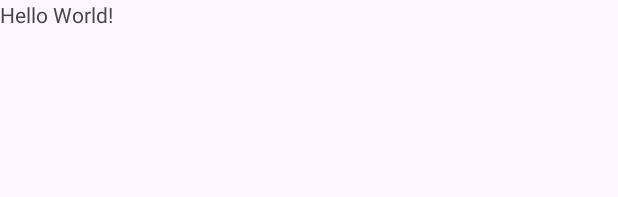
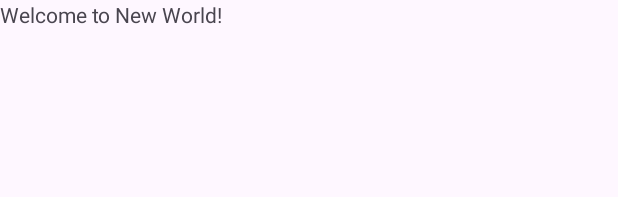
Before and after one commit to Zohaib-4/Android_Development, an Android app: the layout activity_main.xml on its own in the app's theme, with its tools: preview values and no code run, on a phone screen of 412 x 824 dp. Shown: the top 197 px of the screen. Run offline under Robolectric (Android 15) with nearby library versions, the phone set to English and light mode, and no system bars.

Commit message:
Modified activity_main.xml: Changed text of tvView to "Welcome to New World!".

```diff
--- a/VD/app/src/main/res/layout/activity_main.xml
+++ b/VD/app/src/main/res/layout/activity_main.xml
@@ -12,7 +12,7 @@
         android:id="@+id/tvView"
         android:layout_width="wrap_content"
         android:layout_height="wrap_content"
-        android:text="Hello World!"
+        android:text="Welcome to New World!"
         app:layout_constraintBottom_toBottomOf="parent"
         app:layout_constraintEnd_toEndOf="parent"
         app:layout_constraintStart_toStartOf="parent"
```
